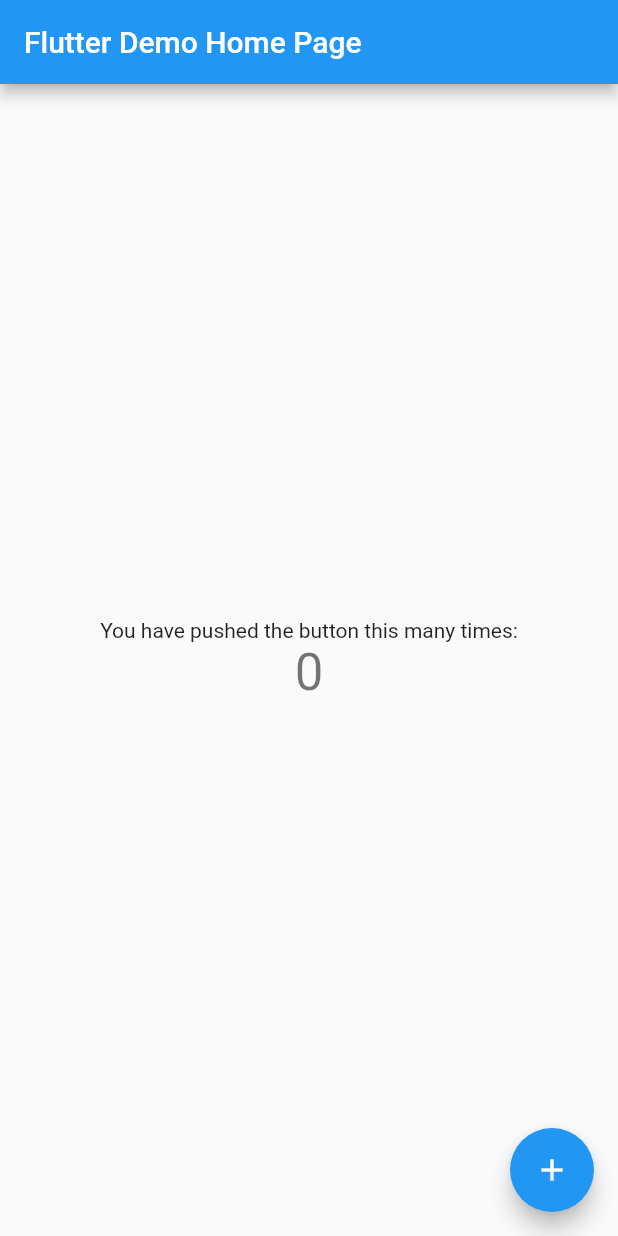
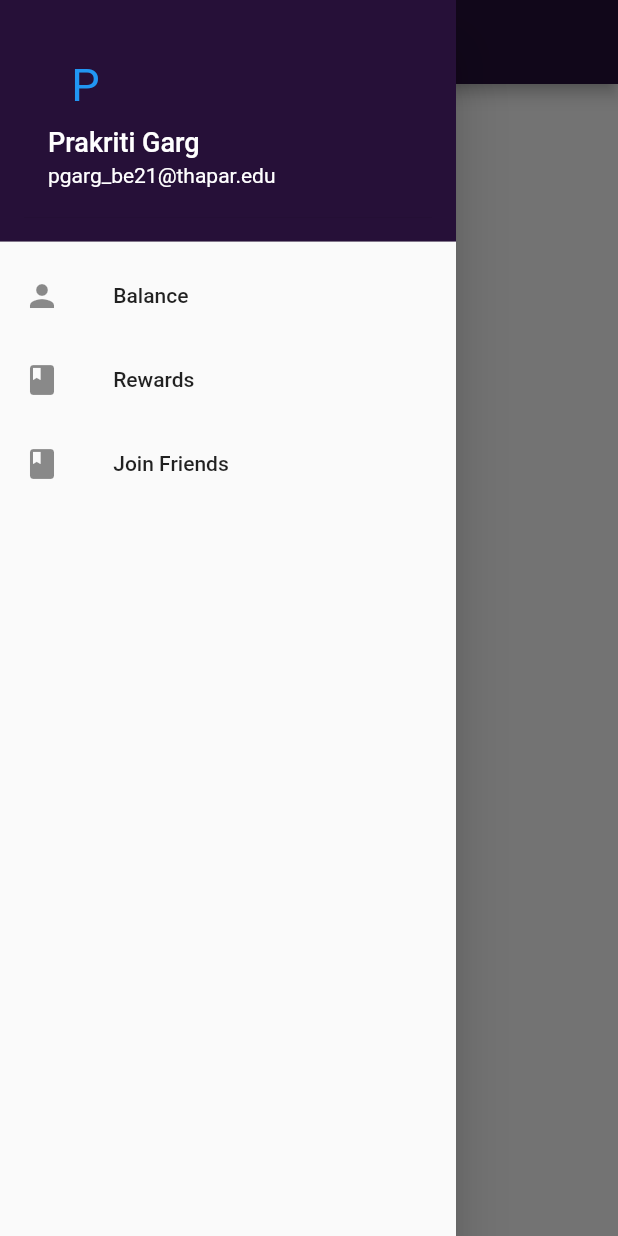
Before and after one commit to Tithi-S/hacktu_app, a Flutter app: the screen it shows after launch, with the side drawer open (before the commit the screen has no drawer), on a phone screen of 412 x 824 dp. Run offline on Flutter 3.47's test engine with Material 2 defaults, Android fonts, the phone set to English and light mode, and no system bars.

Commit message:
added savings page

```diff
--- a/lib/main.dart
+++ b/lib/main.dart
@@ -1,115 +1,130 @@
 import 'package:flutter/material.dart';
+import 'savings.dart';
 
-void main() {
-  runApp(const MyApp());
-}
+void main() => runApp(MyApp());
 
 class MyApp extends StatelessWidget {
-  const MyApp({super.key});
-
-  // This widget is the root of your application.
   @override
   Widget build(BuildContext context) {
     return MaterialApp(
-      title: 'Flutter Demo',
-      theme: ThemeData(
-        // This is the theme of your application.
-        //
-        // Try running your application with "flutter run". You'll see the
-        // application has a blue toolbar. Then, without quitting the app, try
-        // changing the primarySwatch below to Colors.green and then invoke
-        // "hot reload" (press "r" in the console where you ran "flutter run",
-        // or simply save your changes to "hot reload" in a Flutter IDE).
-        // Notice that the counter didn't reset back to zero; the application
-        // is not restarted.
-        primarySwatch: Colors.blue,
-      ),
-      home: const MyHomePage(title: 'Flutter Demo Home Page'),
+      home: HomePage(),
     );
   }
 }
 
-class MyHomePage extends StatefulWidget {
-  const MyHomePage({super.key, required this.title});
-
-  // This widget is the home page of your application. It is stateful, meaning
-  // that it has a State object (defined below) that contains fields that affect
-  // how it looks.
-
-  // This class is the configuration for the state. It holds the values (in this
-  // case the title) provided by the parent (in this case the App widget) and
-  // used by the build method of the State. Fields in a Widget subclass are
-  // always marked "final".
-
-  final String title;
-
-  @override
-  State<MyHomePage> createState() => _MyHomePageState();
-}
-
-class _MyHomePageState extends State<MyHomePage> {
-  int _counter = 0;
-
-  void _incrementCounter() {
-    setState(() {
-      // This call to setState tells the Flutter framework that something has
-      // changed in this State, which causes it to rerun the build method below
-      // so that the display can reflect the updated values. If we changed
-      // _counter without calling setState(), then the build method would not be
-      // called again, and so nothing would appear to happen.
-      _counter++;
-    });
-  }
-
+class HomePage extends StatelessWidget {
   @override
   Widget build(BuildContext context) {
-    // This method is rerun every time setState is called, for instance as done
-    // by the _incrementCounter method above.
-    //
-    // The Flutter framework has been optimized to make rerunning build methods
-    // fast, so that you can just rebuild anything that needs updating rather
-    // than having to individually change instances of widgets.
-    return Scaffold(
+    return MaterialApp(
+      home: Scaffold(
         appBar: AppBar(
-        // Here we take the value from the MyHomePage object that was created by
-        // the App.build method, and use it to set our appbar title.
-        title: Text(widget.title),
+          title: Text('Penny Wise'),
+          backgroundColor: Color(0xff261038),
+          centerTitle: true,
+          // leading: new Padding(
+          //   padding: const EdgeInsets.all(8.0),
+          // child: new Material(
+          //   shape: new CircleBorder(),
+          // ),
         ),
-      body: Center(
-        // Center is a layout widget. It takes a single child and positions it
-        // in the middle of the parent.
-        child: Column(
-          // Column is also a layout widget. It takes a list of children and
-          // arranges them vertically. By default, it sizes itself to fit its
-          // children horizontally, and tries to be as tall as its parent.
-          //
-          // Invoke "debug painting" (press "p" in the console, choose the
-          // "Toggle Debug Paint" action from the Flutter Inspector in Android
-          // Studio, or the "Toggle Debug Paint" command in Visual Studio Code)
-          // to see the wireframe for each widget.
-          //
-          // Column has various properties to control how it sizes itself and
-          // how it positions its children. Here we use mainAxisAlignment to
-          // center the children vertically; the main axis here is the vertical
-          // axis because Columns are vertical (the cross axis would be
-          // horizontal).
-          mainAxisAlignment: MainAxisAlignment.center,
-          children: <Widget>[
-            const Text(
-              'You have pushed the button this many times:',
+        drawer: Drawer(
+          child: ListView(
+            padding: const EdgeInsets.all(0),
+            children: [
+              const DrawerHeader(
+                decoration: BoxDecoration(
+                  color: Color(0xff261038),
+                ), //BoxDecoration
+                child: UserAccountsDrawerHeader(
+                  decoration: BoxDecoration(color: Color(0xff261038)),
+                  accountName: Text(
+                    "Prakriti Garg",
+                    style: TextStyle(fontSize: 18),
                   ),
-            Text(
-              '$_counter',
-              style: Theme.of(context).textTheme.headline4,
+                  accountEmail: Text("pgarg_be21@thapar.edu"),
+                  currentAccountPictureSize: Size.square(50),
+                  currentAccountPicture: CircleAvatar(
+                    backgroundColor: Color(0xff261038),
+                    child: Text(
+                      "P",
+                      style: TextStyle(fontSize: 30.0, color: Colors.blue),
+                    ), //Text
+                  ), //circleAvatar
+                ), //UserAccountDrawerHeader
+              ),
+              ListTile(
+                leading: const Icon(Icons.person),
+                title: const Text(' Balance '),
+                onTap: () {
+                  Navigator.pop(context);
+                },
+              ),
+              ListTile(
+                leading: const Icon(Icons.book),
+                title: const Text(' Rewards '),
+                onTap: () {
+                  Navigator.pop(context);
+                },
+              ),
+              ListTile(
+                leading: const Icon(Icons.book),
+                title: const Text(' Join Friends '),
+                onTap: () {
+                  Navigator.pop(context);
+                },
               ),
             ],
           ),
         ),
-      floatingActionButton: FloatingActionButton(
-        onPressed: _incrementCounter,
-        tooltip: 'Increment',
-        child: const Icon(Icons.add),
-      ), // This trailing comma makes auto-formatting nicer for build methods.
+        body: Center(
+          child: Column(
+            mainAxisAlignment: MainAxisAlignment.center,
+            crossAxisAlignment: CrossAxisAlignment.center,
+            children: <Widget>[
+              Container(
+                  margin: EdgeInsets.all(5),
+                  child: ElevatedButton(
+                    style: ElevatedButton.styleFrom(
+                      backgroundColor: Color(0xff261038),
+                      padding:
+                          EdgeInsets.symmetric(horizontal: 50, vertical: 20),
+                    ),
+                    onPressed: () {},
+                    child: Text('My Wallet'),
+                  )),
+              Container(
+                  margin: EdgeInsets.all(5),
+                  child: ElevatedButton(
+                    style: ElevatedButton.styleFrom(
+                      backgroundColor: Color(0xff261038),
+                      padding:
+                          EdgeInsets.symmetric(horizontal: 50, vertical: 20),
+                    ),
+                    onPressed: () {
+                      _navigateToScreen(context);
+                    },
+                    child: Text('My Savings'),
+                  )),
+              Container(
+                  margin: EdgeInsets.all(5),
+                  child: ElevatedButton(
+                    style: ElevatedButton.styleFrom(
+                      backgroundColor: Color(0xff261038),
+                      padding:
+                          EdgeInsets.symmetric(horizontal: 50, vertical: 20),
+                    ),
+                    onPressed: () {},
+                    child: Text('Investing'),
+                  )),
+            ],
+          ),
+        ),
+      ),
     );
   }
+
+  void _navigateToScreen(BuildContext context) {
+    Navigator.of(context)
+        .push(MaterialPageRoute(builder: (context) => goalScreen()));
   }
+}
```
Also changed, not shown: lib/savings.dart (added, +74 -0 lines), 1 other file. Lines whose indentation alone changed are shown as unchanged.
